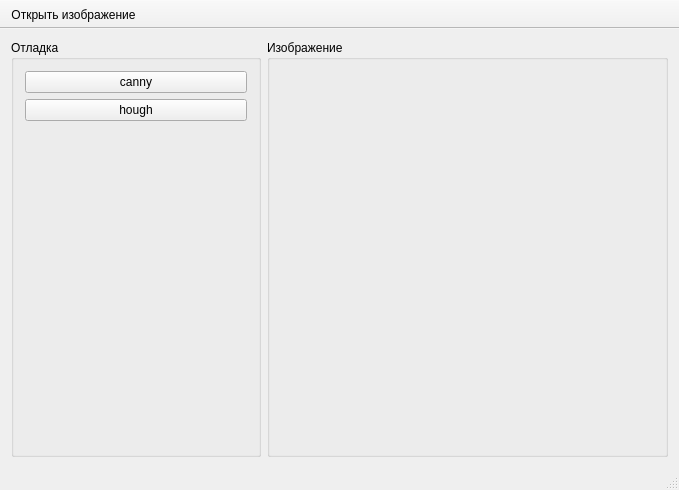
Before: the Qt Designer form ui/mainwindow.ui in AnisimoffNikita/course-project-cg, drawn with Qt 5.
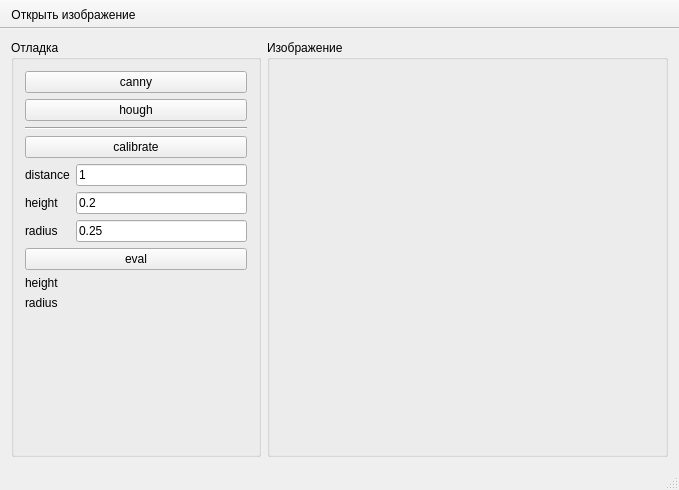
After: the same form once the commit is applied. Icons and pictures are not drawn. Custom widgets are drawn as their Qt base class.

What changed in the file:
```diff
--- a/ui/mainwindow.ui
+++ b/ui/mainwindow.ui
@@ -51,7 +51,28 @@
        <string>Отладка</string>
       </property>
       <layout class="QGridLayout" name="gridLayout_3">
-       <item row="2" column="1">
+       <item row="5" column="0">
+        <widget class="QLabel" name="label_2">
+         <property name="text">
+          <string>height</string>
+         </property>
+        </widget>
+       </item>
+       <item row="3" column="0" colspan="2">
+        <widget class="QPushButton" name="btnCalibrate">
+         <property name="text">
+          <string>calibrate</string>
+         </property>
+        </widget>
+       </item>
+       <item row="7" column="1">
+        <widget class="QLineEdit" name="edtR">
+         <property name="text">
+          <string>0.25</string>
+         </property>
+        </widget>
+       </item>
+       <item row="12" column="1">
         <spacer name="verticalSpacer">
          <property name="orientation">
           <enum>Qt::Vertical</enum>
@@ -78,6 +99,76 @@
          </property>
         </widget>
        </item>
+       <item row="9" column="0" colspan="2">
+        <widget class="QPushButton" name="btnEval">
+         <property name="text">
+          <string>eval</string>
+         </property>
+        </widget>
+       </item>
+       <item row="4" column="0">
+        <widget class="QLabel" name="label">
+         <property name="text">
+          <string>distance</string>
+         </property>
+        </widget>
+       </item>
+       <item row="5" column="1">
+        <widget class="QLineEdit" name="edtH">
+         <property name="text">
+          <string>0.2</string>
+         </property>
+        </widget>
+       </item>
+       <item row="10" column="0">
+        <widget class="QLabel" name="label_4">
+         <property name="text">
+          <string>height</string>
+         </property>
+        </widget>
+       </item>
+       <item row="7" column="0">
+        <widget class="QLabel" name="label_3">
+         <property name="text">
+          <string>radius</string>
+         </property>
+        </widget>
+       </item>
+       <item row="2" column="0" colspan="2">
+        <widget class="Line" name="line">
+         <property name="orientation">
+          <enum>Qt::Horizontal</enum>
+         </property>
+        </widget>
+       </item>
+       <item row="4" column="1">
+        <widget class="QLineEdit" name="edtDist">
+         <property name="text">
+          <string>1</string>
+         </property>
+        </widget>
+       </item>
+       <item row="11" column="0">
+        <widget class="QLabel" name="label_5">
+         <property name="text">
+          <string>radius</string>
+         </property>
+        </widget>
+       </item>
+       <item row="10" column="1">
+        <widget class="QLabel" name="lblResH">
+         <property name="text">
+          <string/>
+         </property>
+        </widget>
+       </item>
+       <item row="11" column="1">
+        <widget class="QLabel" name="lblResR">
+         <property name="text">
+          <string/>
+         </property>
+        </widget>
+       </item>
       </layout>
      </widget>
     </item>
```
Left out of the diff: 6 changed lines with no effect on the pictures.
